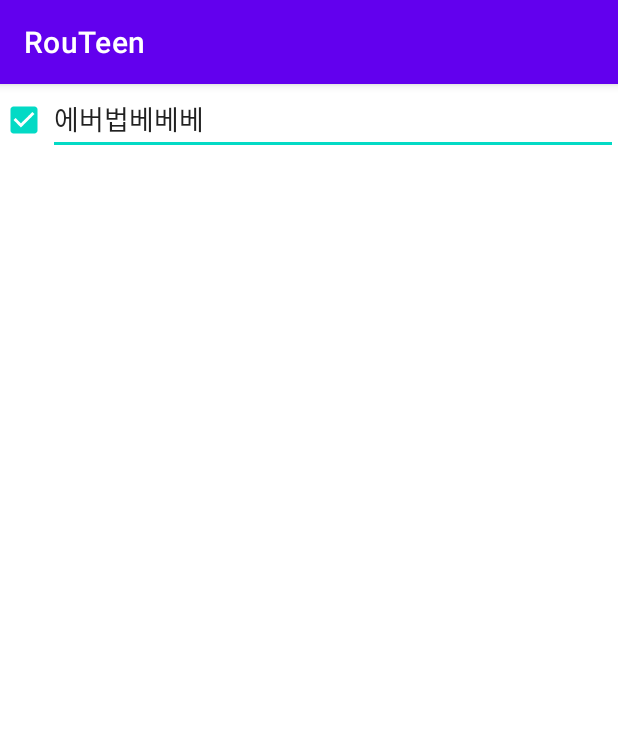
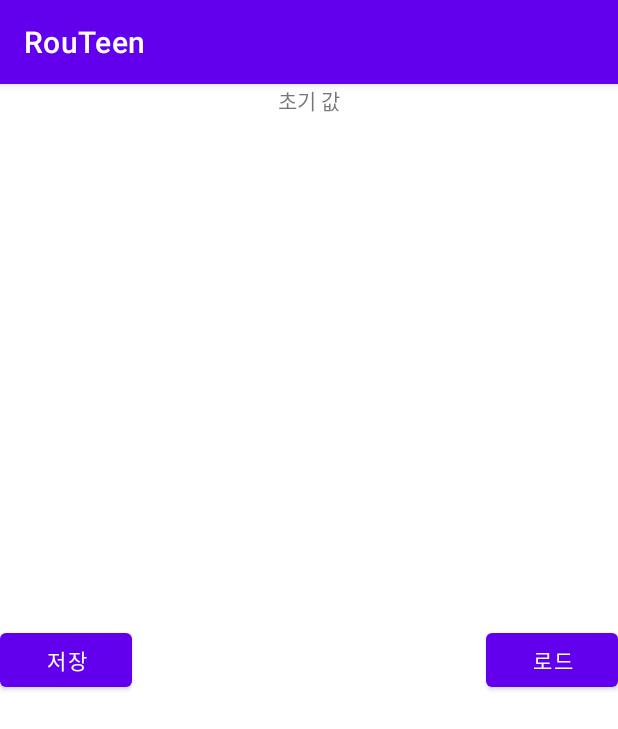
Before and after one commit to Moony-H/RouTeen, an Android app: the screen it shows after launch (MainActivity), on a phone screen of 412 x 824 dp. Shown: the top 729 px of the screen. Run offline under Robolectric (Android 15) with nearby library versions, the phone set to English and light mode, and no system bars; our stand-ins replace Dagger/Hilt's generated code, Room's generated code.

```diff
--- a/app/build.gradle
+++ b/app/build.gradle
@@ -47,7 +47,8 @@ dependencies {
     testImplementation 'junit:junit:4.13.2'
     androidTestImplementation 'androidx.test.ext:junit:1.1.3'
     androidTestImplementation 'androidx.test.espresso:espresso-core:3.4.0'
-
+    implementation 'androidx.activity:activity-ktx:1.4.0'
+    implementation "androidx.fragment:fragment-ktx:1.4.1"
 
     //ViewModel
     def lifecycle_version = "2.4.1"
--- a/app/src/main/java/com/moony/routeen/data/AppDatabase.kt
+++ b/app/src/main/java/com/moony/routeen/data/AppDatabase.kt
@@ -2,12 +2,15 @@ package com.moony.routeen.data
 
 import android.content.Context
 import androidx.room.*
+import com.google.gson.Gson
 import com.moony.routeen.utils.RoomConverter
+import com.moony.routeen.utils.RoomMemoConverter
 
-@Database(entities = [BusAlarmInfo::class],version = 0)
-@TypeConverters(RoomConverter::class)
+@Database(entities = [BusAlarmInfo::class,MemoData::class],version = 0)
+@TypeConverters(value = [RoomConverter::class,RoomMemoConverter::class])
 abstract class AppDatabase:RoomDatabase() {
-    abstract fun busAlarmTimeDao():BusAlarmInfoDao
+    abstract fun busAlarmInfoDao():BusAlarmInfoDao
+    abstract fun memoDataDao():MemoDataDao
     companion object{
         @Volatile private var instance:AppDatabase?=null
 
@@ -28,7 +31,8 @@ abstract class AppDatabase:RoomDatabase() {
                 context.applicationContext,
                 AppDatabase::class.java,
                 "app-database"
-            ).build()
+            ).addTypeConverter(RoomMemoConverter(Gson()))
+                .build()
 
 
         }
--- a/app/src/main/java/com/moony/routeen/data/BusAlarmInfoRepository.kt
+++ b/app/src/main/java/com/moony/routeen/data/BusAlarmInfoRepository.kt
@@ -1,7 +1,9 @@
 package com.moony.routeen.data
 
 import javax.inject.Inject
+import javax.inject.Singleton
 
+@Singleton
 class BusAlarmInfoRepository @Inject constructor(private val busAlarmTimeDao: BusAlarmInfoDao) {
     suspend fun insertBusAlarmInfo(info: BusAlarmInfo){
         busAlarmTimeDao.insertBusAlarmInfo(info)
--- a/app/src/main/java/com/moony/routeen/data/MemoData.kt
+++ b/app/src/main/java/com/moony/routeen/data/MemoData.kt
@@ -6,7 +6,6 @@ import com.moony.routeen.ui.view.memo.Memo
 
 @Entity
 data class MemoData(
-    var type:Int,
     var memo:Memo
 ){
     @PrimaryKey(autoGenerate = true) var id:Int=0
--- /dev/null
+++ b/app/src/main/java/com/moony/routeen/data/MemoDataDao.kt
@@ -0,0 +1,19 @@
+package com.moony.routeen.data
+
+import androidx.room.Dao
+import androidx.room.Delete
+import androidx.room.Insert
+import androidx.room.Query
+import com.moony.routeen.ui.view.memo.Memo
+
+@Dao
+interface MemoDataDao {
+    @Insert
+    suspend fun insertMemoData(memo: Memo)
+
+    @Delete
+    suspend fun deleteMemoData(memo:Memo)
+
+    @Query("SELECT * FROM MemoData")
+    suspend fun getAllMemoData():List<Memo>
+}
--- /dev/null
+++ b/app/src/main/java/com/moony/routeen/data/MemoDataRepository.kt
@@ -0,0 +1,18 @@
+package com.moony.routeen.data
+
+import com.moony.routeen.ui.view.memo.Memo
+import javax.inject.Inject
+import javax.inject.Singleton
+
+@Singleton
+class MemoDataRepository @Inject constructor(private val memoDataDao: MemoDataDao){
+    suspend fun insertMemoData(memo: Memo){
+        memoDataDao.insertMemoData(memo)
+    }
+    suspend fun deleteMemoData(memo: Memo){
+        memoDataDao.deleteMemoData(memo)
+    }
+    suspend fun getAllMemoData():List<Memo>{
+        return memoDataDao.getAllMemoData()
+    }
+}
--- /dev/null
+++ b/app/src/main/java/com/moony/routeen/di/DatabaseModule.kt
@@ -0,0 +1,31 @@
+package com.moony.routeen.di
+
+import android.content.Context
+import com.moony.routeen.data.AppDatabase
+import com.moony.routeen.data.BusAlarmInfoDao
+import com.moony.routeen.data.MemoDataDao
+import dagger.Module
+import dagger.Provides
+import dagger.hilt.InstallIn
+import dagger.hilt.android.qualifiers.ApplicationContext
+import dagger.hilt.components.SingletonComponent
+import javax.inject.Singleton
+
+@InstallIn(SingletonComponent::class)
+@Module
+class DatabaseModule {
+    @Singleton
+    @Provides
+    fun provideAppDatabase(@ApplicationContext context: Context):AppDatabase{
+        return AppDatabase.getInstance(context)
+    }
+    @Provides
+    fun provideBusAlarmInfoDao(appDatabase: AppDatabase):BusAlarmInfoDao{
+        return appDatabase.busAlarmInfoDao()
+    }
+
+    @Provides
+    fun provideMemoDataDao(appDatabase: AppDatabase):MemoDataDao{
+        return appDatabase.memoDataDao()
+    }
+}
--- a/app/src/main/java/com/moony/routeen/ui/activity/MainActivity.kt
+++ b/app/src/main/java/com/moony/routeen/ui/activity/MainActivity.kt
@@ -2,21 +2,43 @@ package com.moony.routeen.ui.activity
 
 
 import android.os.Bundle
+import android.view.View
+import androidx.activity.viewModels
 import androidx.appcompat.app.AppCompatActivity
 import com.moony.routeen.databinding.ActivityMainBinding
+import com.moony.routeen.ui.view.memo.Memo
+import com.moony.routeen.viewmodels.MainViewModel
 import dagger.hilt.android.AndroidEntryPoint
 
 @AndroidEntryPoint
-class MainActivity: AppCompatActivity(){
+class MainActivity: AppCompatActivity(), View.OnClickListener{
 
     private lateinit var binding:ActivityMainBinding
+    private val viewModel:MainViewModel by viewModels()
+
 
     override fun onCreate(savedInstanceState: Bundle?) {
         super.onCreate(savedInstanceState)
         binding= ActivityMainBinding.inflate(layoutInflater)
         setContentView(binding.root)
-        binding.testCheckTextView.setText("에버법베베베")
-        binding.testCheckTextView.setCheckState(true)
+        binding.load.setOnClickListener(this)
+        binding.save.setOnClickListener(this)
+        viewModel.allMemos.observe(this){
+            val text=it[0].text
+            binding.mainText.text=text
+        }
 
     }
+
+    override fun onClick(view: View?) {
+        when(view){
+            binding.load->{
+                viewModel.getAllMemo()
+            }
+            binding.save->{
+                val memo= Memo(baseContext)
+                viewModel.insertMemo(memo)
+            }
+        }
+    }
 }
--- a/app/src/main/java/com/moony/routeen/ui/view/memo/Memo.kt
+++ b/app/src/main/java/com/moony/routeen/ui/view/memo/Memo.kt
@@ -5,6 +5,7 @@ import android.util.AttributeSet
 import androidx.constraintlayout.widget.ConstraintLayout
 
 open class Memo:ConstraintLayout {
+    var text="Memo"
     constructor(context: Context):super(context){
 
     }
--- a/app/src/main/java/com/moony/routeen/ui/view/memo/TodoListMemo.kt
+++ b/app/src/main/java/com/moony/routeen/ui/view/memo/TodoListMemo.kt
@@ -10,4 +10,7 @@ class TodoListMemo:Memo {
     constructor(context: Context,attrs:AttributeSet):super(context, attrs){
 
     }
+    fun init(){
+        super.text="ToDoListMemo"
+    }
 }
--- /dev/null
+++ b/app/src/main/java/com/moony/routeen/viewmodels/MainViewModel.kt
@@ -0,0 +1,34 @@
+package com.moony.routeen.viewmodels
+
+import androidx.lifecycle.LiveData
+import androidx.lifecycle.MutableLiveData
+import androidx.lifecycle.ViewModel
+import androidx.lifecycle.viewModelScope
+import com.moony.routeen.data.BusAlarmInfoRepository
+import com.moony.routeen.data.MemoDataRepository
+import com.moony.routeen.ui.view.memo.Memo
+import dagger.hilt.android.lifecycle.HiltViewModel
+import kotlinx.coroutines.Dispatchers
+import kotlinx.coroutines.launch
+import javax.inject.Inject
+
+@HiltViewModel
+class MainViewModel @Inject constructor(private val repository: MemoDataRepository):ViewModel() {
+
+    private val _allMemos=MutableLiveData<List<Memo>>()
+    val allMemos:LiveData<List<Memo>>
+        get()=_allMemos
+    fun insertMemo(memo: Memo){
+        viewModelScope.launch(Dispatchers.IO) {
+            repository.insertMemoData(memo)
+        }
+    }
+
+    fun getAllMemo(){
+        viewModelScope.launch(Dispatchers.IO){
+            val data=repository.getAllMemoData()
+            _allMemos.postValue(data)
+        }
+    }
+
+}
--- a/app/src/main/res/layout/activity_main.xml
+++ b/app/src/main/res/layout/activity_main.xml
@@ -3,13 +3,33 @@
     android:layout_width="match_parent"
     android:layout_height="match_parent"
     xmlns:app="http://schemas.android.com/apk/res-auto">
-    <moony.CheckTextView
-        android:id="@+id/test_checkText_view"
+    <Button
+        android:id="@+id/save"
+        android:layout_width="wrap_content"
+        android:layout_height="wrap_content"
+        app:layout_constraintTop_toTopOf="parent"
+        app:layout_constraintBottom_toBottomOf="parent"
+        app:layout_constraintLeft_toLeftOf="parent"
+        android:text="저장"
+        />
+    <Button
+        android:id="@+id/load"
+        android:layout_width="wrap_content"
+        android:layout_height="wrap_content"
+        app:layout_constraintTop_toTopOf="parent"
+        app:layout_constraintBottom_toBottomOf="parent"
+        app:layout_constraintRight_toRightOf="parent"
+        android:text="로드"
+        />
+    <TextView
+        android:id="@+id/main_text"
+        android:layout_width="wrap_content"
+        android:layout_height="wrap_content"
         app:layout_constraintTop_toTopOf="parent"
         app:layout_constraintLeft_toLeftOf="parent"
         app:layout_constraintRight_toRightOf="parent"
-        android:layout_width="0dp"
-        android:layout_height="wrap_content"/>
+        android:text="초기 값"
+        />
     <androidx.fragment.app.FragmentContainerView
         android:layout_width="match_parent"
         android:layout_height="match_parent"/>
```
